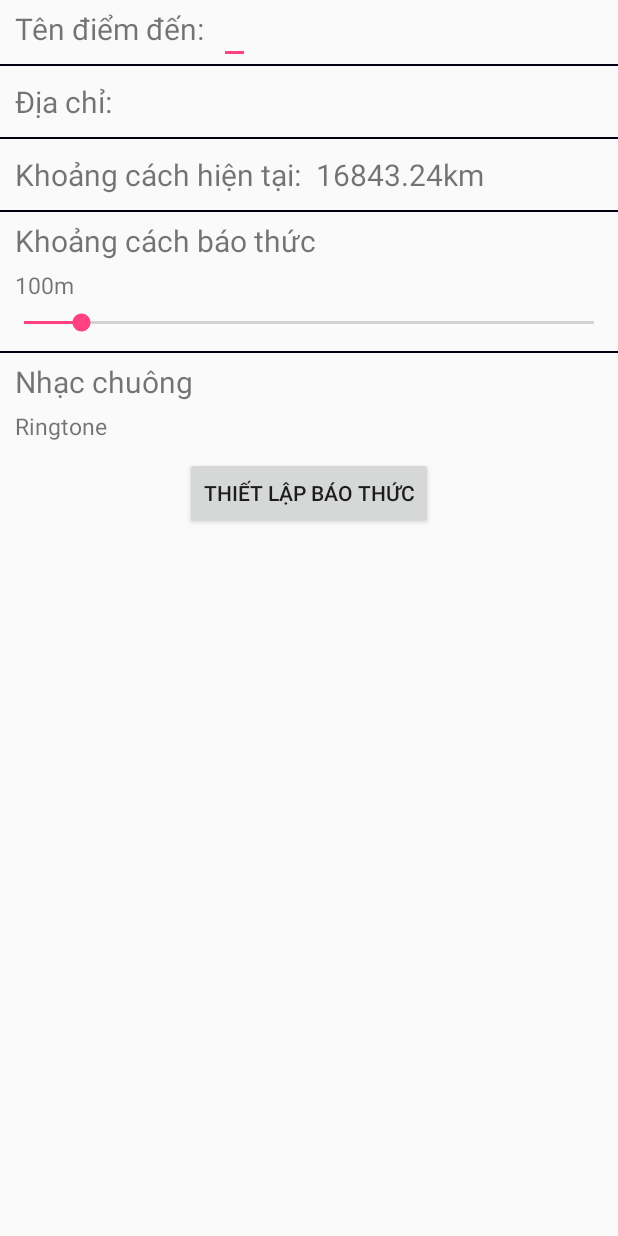
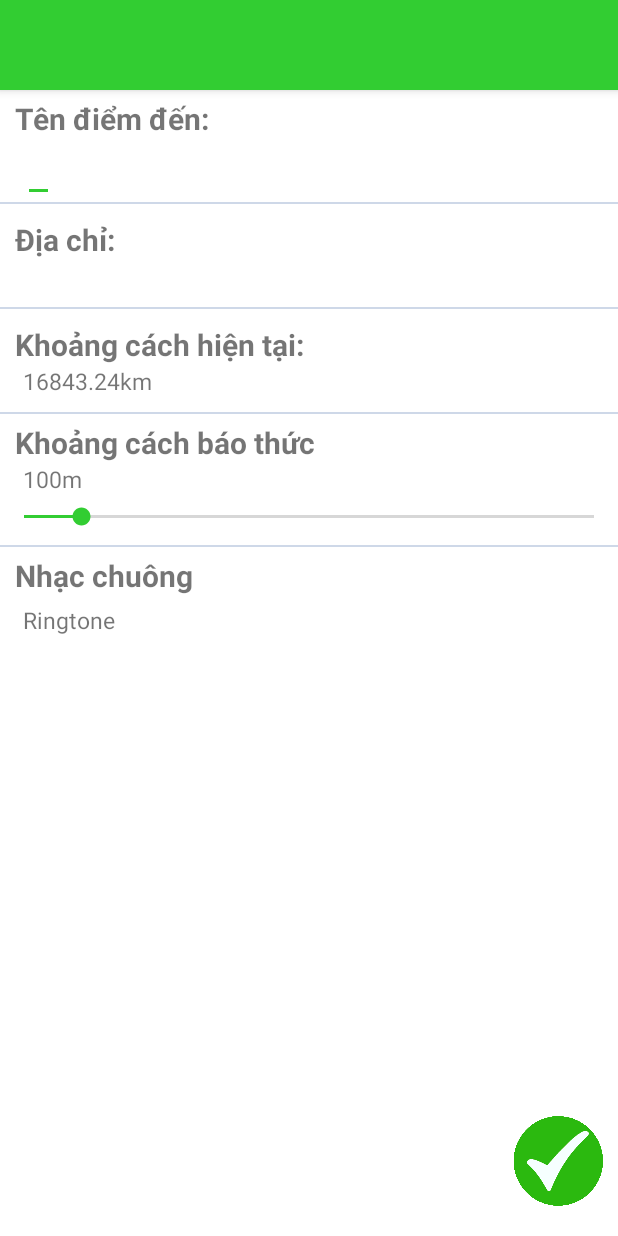
Before and after one commit to vyle3696/RouteAlarm, an Android app: the SetAlarmActivity screen opened directly, with no data from a screen before it, on a phone screen of 412 x 824 dp. Run offline under Robolectric (Android 15) with nearby library versions, the phone set to English and light mode, and no system bars.

Commit message:
Sửa giao diện thiết lập báo thức
chỉnh lề, kích thước, bố cục màn hình thiết lâp và màn hình chọn nhạc
chuông

```diff
--- a/app/build.gradle
+++ b/app/build.gradle
@@ -5,7 +5,7 @@ android {
         config {
             keyAlias 'keyalias'
             keyPassword '123456789'
-            storeFile file('C:\\Users\\Hong Hanh\\Documents\\GitHub\\RouteAlarm\\KeyStore\\keystore.jks')
+            storeFile file('D:\\Git\\RouteAlarm\\KeyStore\\keystore.jks')
             storePassword '123456789'
         }
     }
--- a/app/src/main/res/layout/activity_set_alarm.xml
+++ b/app/src/main/res/layout/activity_set_alarm.xml
@@ -1,25 +1,50 @@
 <?xml version="1.0" encoding="utf-8"?>
-<LinearLayout xmlns:android="http://schemas.android.com/apk/res/android"
+<RelativeLayout xmlns:android="http://schemas.android.com/apk/res/android"
     xmlns:tools="http://schemas.android.com/tools"
+    xmlns:app="http://schemas.android.com/apk/res-auto"
     android:layout_width="match_parent"
     android:layout_height="match_parent"
     tools:context="com.doan.thongbaodiemdung.Activity.SetAlarmActivity"
+    android:background="#FFFFFF"
     android:orientation="vertical">
+
+    <android.support.design.widget.AppBarLayout
+        android:layout_width="match_parent"
+        android:layout_height="60dp"
+        android:background="#32CD32"
+        android:theme="@style/AppTheme.AppBarOverlay"
+        android:id="@+id/appBarLayout2">
+
+        <android.support.v7.widget.Toolbar
+            android:id="@+id/toolbar"
+            android:layout_width="match_parent"
+            android:layout_height="?attr/actionBarSize"
+            app:popupTheme="@style/AppTheme.PopupOverlay" />
+
+    </android.support.design.widget.AppBarLayout>
 
     <LinearLayout
         android:layout_width="match_parent"
         android:layout_height="wrap_content"
-        android:orientation="horizontal">
+        android:orientation="vertical"
+        android:layout_below="@+id/appBarLayout2"
+        android:layout_alignParentLeft="true"
+        android:layout_alignParentStart="true">
+        <LinearLayout
+
+            android:layout_width="match_parent"
+            android:layout_height="wrap_content"
+            android:orientation="vertical">
 
             <TextView
                 android:layout_width="wrap_content"
                 android:layout_height="wrap_content"
+                android:layout_marginLeft="10dp"
+                android:layout_marginRight="10dp"
+                android:layout_marginTop="5dp"
                 android:text="Tên điểm đến:"
-            android:layout_marginTop="5dp"
-            android:layout_marginLeft="10dp"
-            android:layout_marginBottom="10dp"
-            android:layout_marginRight="10dp"
-            android:textSize="20dp" />
+                android:textSize="20dp"
+                android:textStyle = "bold"/>
 
             <HorizontalScrollView
                 android:layout_width="wrap_content"
@@ -31,6 +56,8 @@
                     android:layout_width="0dp"
                     android:layout_height="match_parent"
                     android:layout_weight="1"
+                    android:textSize="15dp"
+                    android:layout_marginLeft="15dp"
                     android:layout_marginRight="10dp"/>
             </HorizontalScrollView>
 
@@ -39,36 +66,37 @@
         <View
             android:layout_width="match_parent"
             android:layout_height="1dp"
-        android:background="#000111"/>
+            android:background="#ced8e8"/>
 
         <LinearLayout
             android:layout_width="match_parent"
             android:layout_height="wrap_content"
-        android:orientation="horizontal">
+            android:orientation="vertical">
 
             <TextView
                 android:layout_width="wrap_content"
                 android:layout_height="wrap_content"
+                android:layout_marginLeft="10dp"
+                android:layout_marginRight="10dp"
+                android:layout_marginTop="10dp"
                 android:text="Địa chỉ:"
-            android:layout_marginTop="10dp"
-            android:layout_marginLeft="10dp"
-            android:layout_marginBottom="10dp"
-            android:layout_marginRight="10dp"
-            android:textSize="20dp" />
+                android:textSize="20dp"
+                android:textStyle="bold" />
 
             <HorizontalScrollView
                 android:layout_width="wrap_content"
                 android:layout_height="match_parent"
                 android:layout_marginRight="10dp">
+
                 <TextView
                     android:id="@+id/destination_info"
                     android:layout_width="0dp"
                     android:layout_height="match_parent"
-                android:layout_weight="1"
-                android:layout_marginTop="10dp"
                     android:layout_marginBottom="10dp"
                     android:layout_marginRight="10dp"
-                android:textSize="20dp"/>
+                    android:layout_marginLeft="15dp"
+                    android:layout_weight="1"
+                    android:textSize="15dp" />
             </HorizontalScrollView>
 
         </LinearLayout>
@@ -76,12 +104,12 @@
         <View
             android:layout_width="match_parent"
             android:layout_height="1dp"
-        android:background="#000111"/>
+            android:background="#ced8e8"/>
 
         <LinearLayout
             android:layout_width="match_parent"
             android:layout_height="wrap_content"
-        android:orientation="horizontal">
+            android:orientation="vertical">
 
             <TextView
                 android:layout_width="wrap_content"
@@ -89,26 +117,27 @@
                 android:text="Khoảng cách hiện tại:"
                 android:layout_marginTop="10dp"
                 android:layout_marginLeft="10dp"
-            android:layout_marginBottom="10dp"
                 android:layout_marginRight="10dp"
-            android:textSize="20dp" />
+                android:textSize="20dp"
+                android:textStyle = "bold" />
 
             <TextView
                 android:id="@+id/cur_distance"
-            android:layout_width="0dp"
-            android:layout_height="match_parent"
+                android:layout_width="wrap_content"
+                android:layout_height="wrap_content"
+                android:gravity="center"
                 android:layout_weight="1"
-            android:layout_marginTop="10dp"
                 android:layout_marginBottom="10dp"
+                android:layout_marginLeft="15dp"
                 android:layout_marginRight="10dp"
-            android:textSize="20dp"/>
+                android:textSize="15dp"/>
 
         </LinearLayout>
 
         <View
             android:layout_width="match_parent"
             android:layout_height="1dp"
-        android:background="#000111"/>
+            android:background="#ced8e8"/>
 
         <LinearLayout
             android:layout_width="match_parent"
@@ -121,15 +150,15 @@
                 android:textSize="20dp"
                 android:layout_marginTop="5dp"
                 android:layout_marginLeft="10dp"
-            android:layout_marginBottom="5dp"
-            android:layout_marginRight="10dp"/>
+                android:layout_marginRight="10dp"
+                android:textStyle = "bold"/>
             <TextView
                 android:id="@+id/distanceToRing"
                 android:layout_width="wrap_content"
                 android:layout_height="wrap_content"
                 android:text="100m"
                 android:textSize="15dp"
-            android:layout_marginLeft="10dp"
+                android:layout_marginLeft="15dp"
                 android:layout_marginBottom="5dp"
                 android:layout_marginRight="10dp"/>
 
@@ -142,12 +171,10 @@
                 android:max="1000"/>
         </LinearLayout>
 
-
-
         <View
             android:layout_width="match_parent"
             android:layout_height="1dp"
-        android:background="#000111"/>
+            android:background="#ced8e8"/>
 
         <LinearLayout
             android:id="@+id/layoutRingtone"
@@ -162,22 +189,35 @@
                 android:layout_marginTop="5dp"
                 android:layout_marginLeft="10dp"
                 android:layout_marginBottom="5dp"
-            android:layout_marginRight="10dp"/>
+                android:layout_marginRight="10dp"
+                android:textStyle = "bold"/>
             <TextView
                 android:id="@+id/ringtone"
                 android:layout_width="wrap_content"
                 android:layout_height="wrap_content"
                 android:text="Ringtone"
                 android:textSize="15dp"
-            android:layout_marginLeft="10dp"
+                android:layout_marginLeft="15dp"
                 android:layout_marginBottom="10dp"
                 android:layout_marginRight="10dp"/>
         </LinearLayout>
 
+    </LinearLayout>
+
+
     <Button
         android:id="@+id/set_alarm_btn"
-        android:layout_width="wrap_content"
-        android:layout_height="wrap_content"
-        android:text="Thiết lập báo thức"
-        android:layout_gravity="center"/>
-</LinearLayout>
+        android:layout_width="60sp"
+        android:layout_height="60sp"
+        android:layout_gravity="bottom|end"
+        android:layout_marginRight="10dp"
+        android:layout_marginBottom="20dp"
+        android:background="@drawable/btn"
+        android:textColor="#FFFFFF"
+        android:textStyle="bold"
+        android:layout_alignParentBottom="true"
+        android:layout_alignParentRight="true"
+        android:layout_alignParentEnd="true" />
+
+
+</RelativeLayout>
--- a/app/src/main/res/values/colors.xml
+++ b/app/src/main/res/values/colors.xml
@@ -2,5 +2,5 @@
 <resources>
     <color name="colorPrimary">#3F51B5</color>
     <color name="colorPrimaryDark">#303F9F</color>
-    <color name="colorAccent">#FF4081</color>
+    <color name="colorAccent">#32CD32</color>
 </resources>
--- a/app/src/main/res/values/styles.xml
+++ b/app/src/main/res/values/styles.xml
@@ -15,7 +15,7 @@
         <item name="windowNoTitle">true</item>
     </style>
 
-    <style name="AppTheme.AppBarOverlay" parent="ThemeOverlay.AppCompat.Dark.ActionBar" />
+    <style name="AppTheme.AppBarOverlay" parent="ThemeOverlay.AppCompat.Dark.ActionBar"/>
 
     <style name="AppTheme.PopupOverlay" parent="ThemeOverlay.AppCompat.Light" />
 
```
Also changed, not shown: app/src/main/res/layout/activity_edit_ringtone.xml (+80 -76 lines), app/src/main/res/drawable/btn.png (added), app/src/main/res/drawable/btn_circle.png (added). Lines whose indentation alone changed are shown as unchanged.
